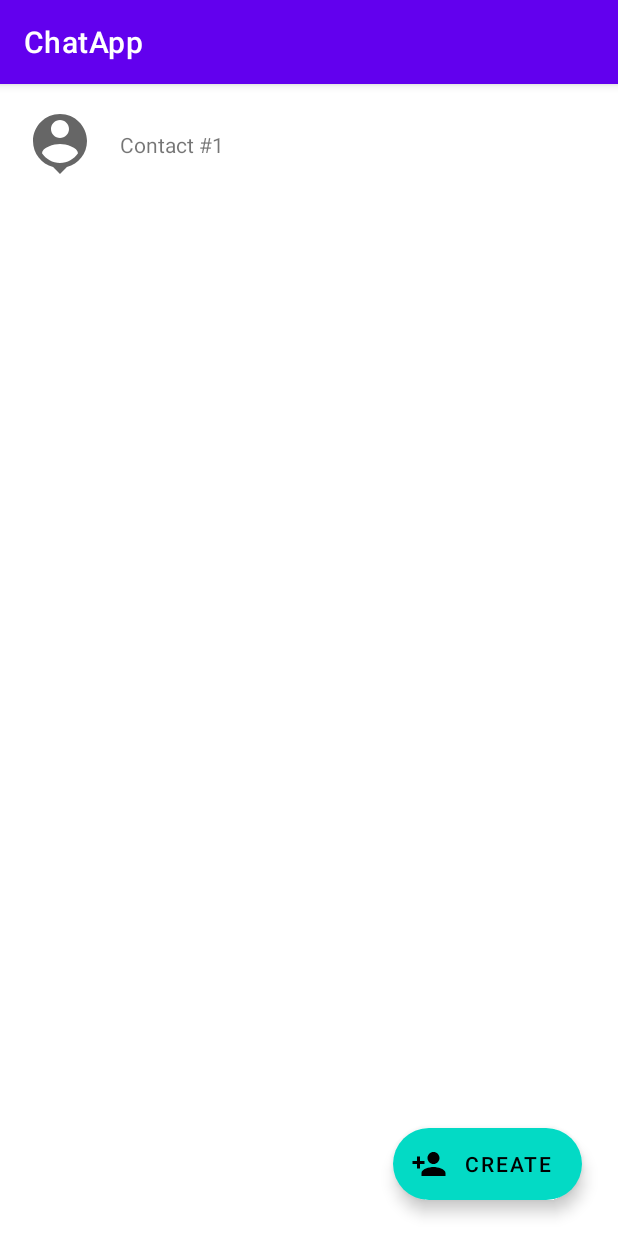
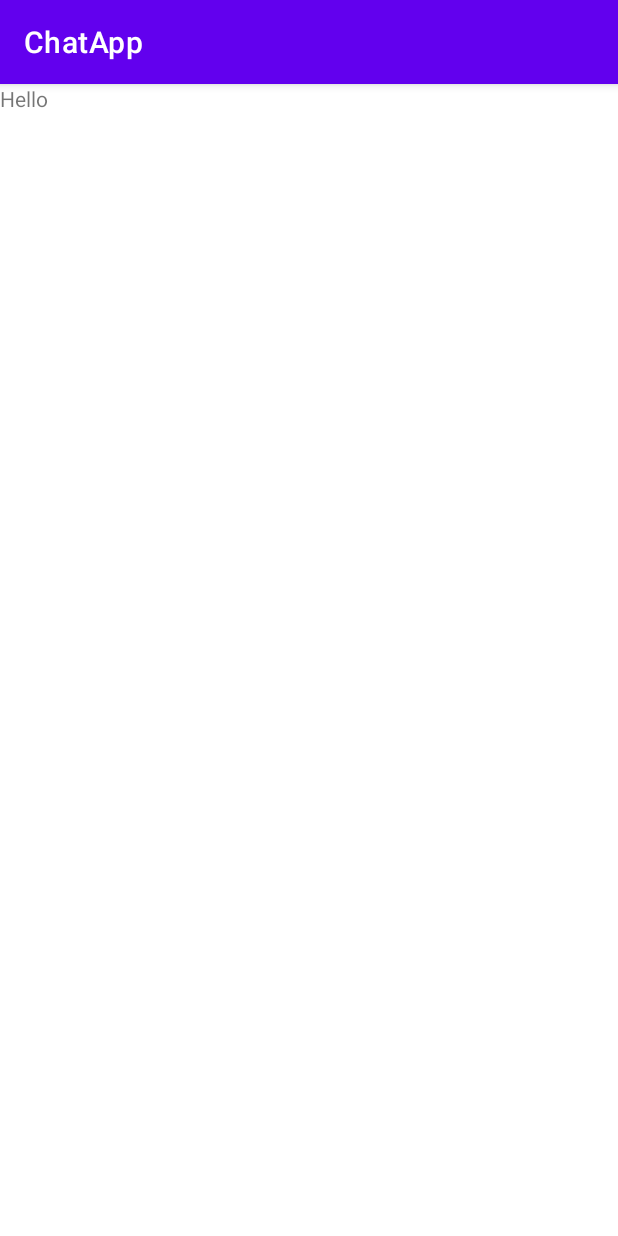
Before and after one commit to diogopm-ipbeja/ChatApp, an Android app: the screen it shows after launch (MainActivity), after a tap on "CREATE", on a phone screen of 412 x 824 dp. Run offline under Robolectric (Android 15) with nearby library versions, the phone set to English and light mode, and no system bars; our stand-ins replace navigation-ui.

```diff
--- a/app/build.gradle
+++ b/app/build.gradle
@@ -36,7 +36,13 @@ android {
 
 dependencies {
     implementation 'androidx.legacy:legacy-support-v4:1.0.0'
+    implementation 'androidx.lifecycle:lifecycle-livedata-ktx:2.4.0'
+    implementation 'androidx.lifecycle:lifecycle-viewmodel-ktx:2.4.0'
 
+    // Room
+    def room_version = "2.3.0"
+    implementation "androidx.room:room-runtime:$room_version"
+    annotationProcessor "androidx.room:room-compiler:$room_version"
 
     // Navigation
     def nav_version = "2.3.5"
--- a/app/src/main/java/pt/ipbeja/chatapp/ContactsFragment.kt
+++ b/app/src/main/java/pt/ipbeja/chatapp/ContactsFragment.kt
@@ -5,14 +5,16 @@ import androidx.fragment.app.Fragment
 import android.view.LayoutInflater
 import android.view.View
 import android.view.ViewGroup
+import androidx.navigation.fragment.findNavController
 import androidx.recyclerview.widget.RecyclerView
 import pt.ipbeja.chatapp.databinding.ContactListItemBinding
 import pt.ipbeja.chatapp.databinding.FragmentContactsBinding
 
 class ContactsFragment : Fragment() {
 
-    private lateinit var adapter: ContactsAdapter
+    private val adapter: ContactsAdapter = ContactsAdapter()
     private lateinit var binding: FragmentContactsBinding
+
 
     override fun onCreateView(
         inflater: LayoutInflater, container: ViewGroup?,
@@ -23,26 +25,10 @@ class ContactsFragment : Fragment() {
     }
 
     override fun onViewCreated(view: View, savedInstanceState: Bundle?) {
-        // Pode ser definido no XML (ver fragment_contacts.xml)
-        // val llm = LinearLayoutManager(requireContext())
-        // binding.contactList.layoutManager = llm
 
-        this.adapter = ContactsAdapter()
         binding.contactList.adapter = adapter
-
-
         binding.addContactBtn.setOnClickListener {
-            val last = adapter.data.lastOrNull()
-            val c = if (last != null) {
-                val newId = last.id + 1
-                val name = "Contact #$newId"
-                Contact(newId, name)
-            } else {
-                Contact(1, "Contact #1")
-            }
-
-            adapter.data.add(c)
-            adapter.notifyItemInserted(adapter.itemCount - 1)
+            findNavController().navigate(ContactsFragmentDirections.actionContactsFragmentToCreateContactFragment())
         }
     }
 
@@ -53,7 +39,7 @@ class ContactsFragment : Fragment() {
 
         init {
 
-            binding.root.setOnClickListener {
+            binding.deleteBtn.setOnClickListener {
                 adapter.data.removeAt(adapterPosition)
                 adapter.notifyItemRemoved(adapterPosition)
             }
--- /dev/null
+++ b/app/src/main/java/pt/ipbeja/chatapp/CreateContactFragment.kt
@@ -0,0 +1,35 @@
+package pt.ipbeja.chatapp
+
+import androidx.lifecycle.ViewModelProvider
+import android.os.Bundle
+import androidx.fragment.app.Fragment
+import android.view.LayoutInflater
+import android.view.View
+import android.view.ViewGroup
+import androidx.appcompat.app.AppCompatActivity
+import pt.ipbeja.chatapp.databinding.CreateContactFragmentBinding
+
+// TODO Completar este Fragment.
+//  Definir um layout que permita ao utilizador indicar o nome do utilizador
+//  Opcionalmente, pode definir também outros atributos (fotografia, data de nascimento, etc.)
+//  -- O contacto aqui criado deve ser guardado na base de dados
+class CreateContactFragment : Fragment() {
+
+
+    private lateinit var binding: CreateContactFragmentBinding
+
+
+    override fun onCreateView(
+        inflater: LayoutInflater, container: ViewGroup?,
+        savedInstanceState: Bundle?
+    ) = CreateContactFragmentBinding.inflate(inflater).let {
+        this.binding = it
+        it.root
+    }
+
+
+    override fun onViewCreated(view: View, savedInstanceState: Bundle?) {
+        super.onViewCreated(view, savedInstanceState)
+    }
+
+}
--- a/app/src/main/res/layout/activity_main.xml
+++ b/app/src/main/res/layout/activity_main.xml
@@ -1,5 +1,5 @@
 <?xml version="1.0" encoding="utf-8"?>
-<androidx.fragment.app.FragmentContainerView
+<fragment
     xmlns:android="http://schemas.android.com/apk/res/android"
     xmlns:tools="http://schemas.android.com/tools"
     xmlns:app="http://schemas.android.com/apk/res-auto"
--- /dev/null
+++ b/app/src/main/res/layout/create_contact_fragment.xml
@@ -0,0 +1,13 @@
+<?xml version="1.0" encoding="utf-8"?>
+<FrameLayout xmlns:android="http://schemas.android.com/apk/res/android"
+    xmlns:tools="http://schemas.android.com/tools"
+    android:layout_width="match_parent"
+    android:layout_height="match_parent"
+    tools:context=".CreateContactFragment">
+
+    <TextView
+        android:layout_width="match_parent"
+        android:layout_height="match_parent"
+        android:text="Hello" />
+
+</FrameLayout>
--- a/app/src/main/res/values/strings.xml
+++ b/app/src/main/res/values/strings.xml
@@ -3,4 +3,6 @@
     <!-- TODO: Remove or change this placeholder text -->
     <string name="create_contact_btn">Create</string>
     <string name="contact_photo_content_description">Contact photo</string>
+    <string name="chat_message_input_hint">Type a message</string>
+    <string name="send_message_button_content_description">Send message button</string>
 </resources>
```
Also changed, not shown: app/src/main/java/pt/ipbeja/chatapp/ChatFragment.kt (added, +30 -0 lines), app/src/main/java/pt/ipbeja/chatapp/ChatViewModel.kt (added, +7 -0 lines), app/src/main/java/pt/ipbeja/chatapp/MainActivity.kt (+9 -0 lines), app/src/main/res/drawable/ic_baseline_delete_24.xml (added, +10 -0 lines), app/src/main/res/drawable/ic_baseline_send_24.xml (added, +11 -0 lines), app/src/main/res/layout/chat_fragment.xml (added, +65 -0 lines), app/src/main/res/layout/contact_list_item.xml (+14 -3 lines), app/src/main/res/navigation/main_nav.xml (+18 -1 lines), 2 other files.
